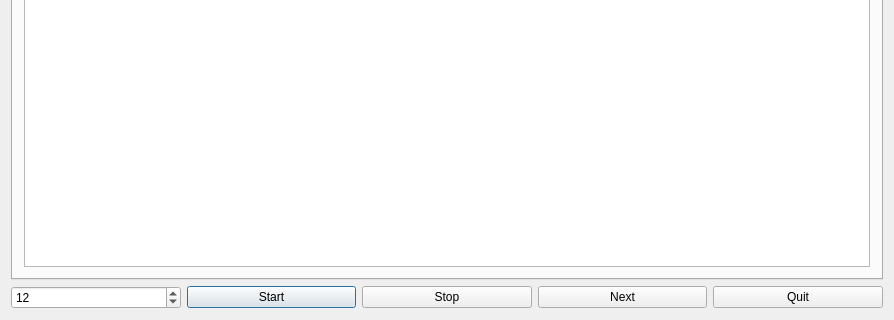
First picture: the form in dialog.ui, repository CapelliC/fdqueens, before the edit; both pictures show x 0 to 894 and y 311 to 631 of the 894 by 631 pixel window.
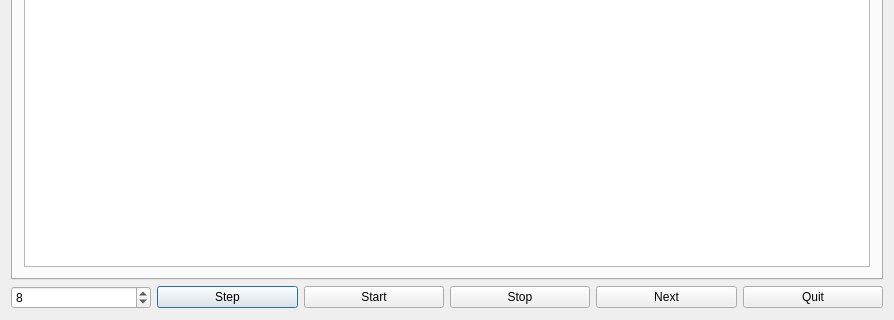
Second picture: the form after the edit.

Commit message: compiling fdqueens standalone, under Windows

What changed in the file:
```diff
--- a/dialog.ui
+++ b/dialog.ui
@@ -47,7 +47,14 @@
         <number>20</number>
        </property>
        <property name="value">
-        <number>12</number>
+        <number>8</number>
+       </property>
+      </widget>
+     </item>
+     <item>
+      <widget class="QPushButton" name="Step">
+       <property name="text">
+        <string>Step</string>
        </property>
       </widget>
      </item>
```
The commit also changes 5 other files.
